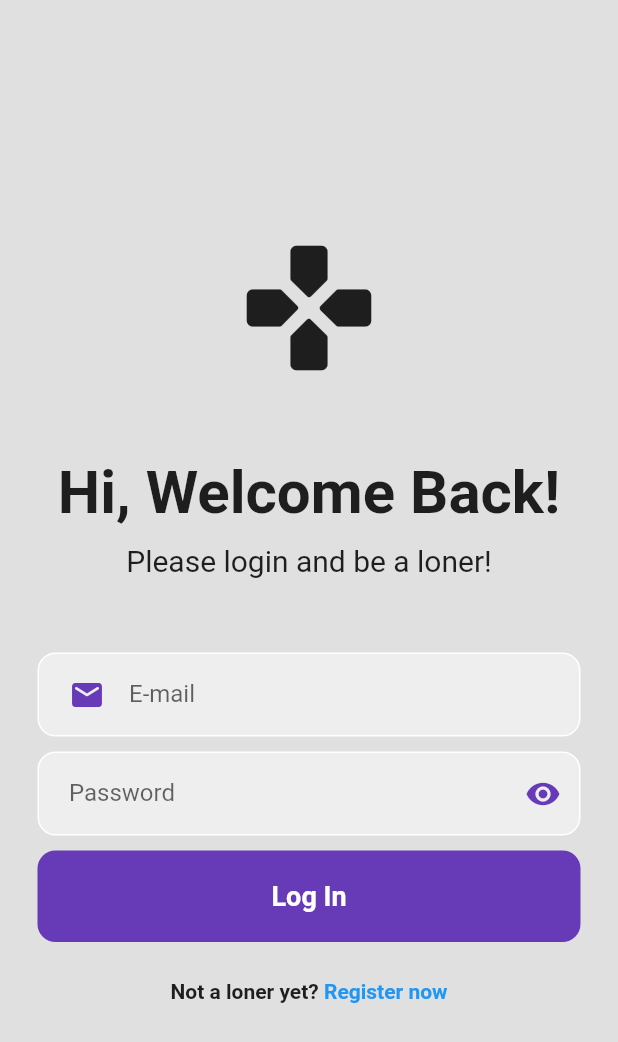
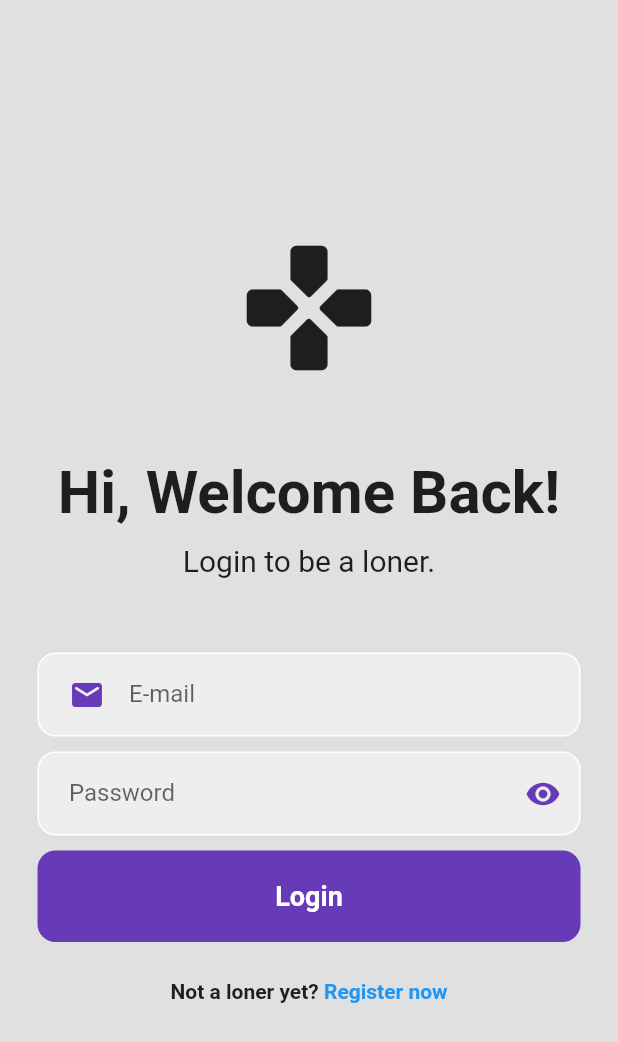
Before and after one commit to MichaelCalbay/projectloner-sdp, a Flutter app: the screen it shows after launch, on a phone screen of 412 x 824 dp. Shown: the top 1042 px of the screen. Run offline on Flutter 3.47's test engine with Material 2 defaults, Android fonts, the phone set to English and light mode, and no system bars; our stand-ins replace cloud_firestore, firebase_auth, firebase_core, fluttertoast, smooth_page_indicator; missing offline and left inert: instabug_flutter; accounts and stored records are empty.

Commit message:
grammar fix

```diff
--- a/lib/auth/LoginPage.dart
+++ b/lib/auth/LoginPage.dart
@@ -78,7 +78,7 @@ class _LoginPageState extends State<LoginPage> {
                   ),
                   SizedBox(height: 10),
                   Text(
-                    'Please login and be a loner!',
+                    'Login to be a loner.',
                     style: TextStyle(
                       fontSize: 20,
                     ),
@@ -169,7 +169,7 @@ class _LoginPageState extends State<LoginPage> {
                         ),
                         child: Center(
                           child: Text(
-                            'Log In',
+                            'Login',
                             style: TextStyle(
                               color: Colors.white,
                               fontWeight: FontWeight.bold,
```
